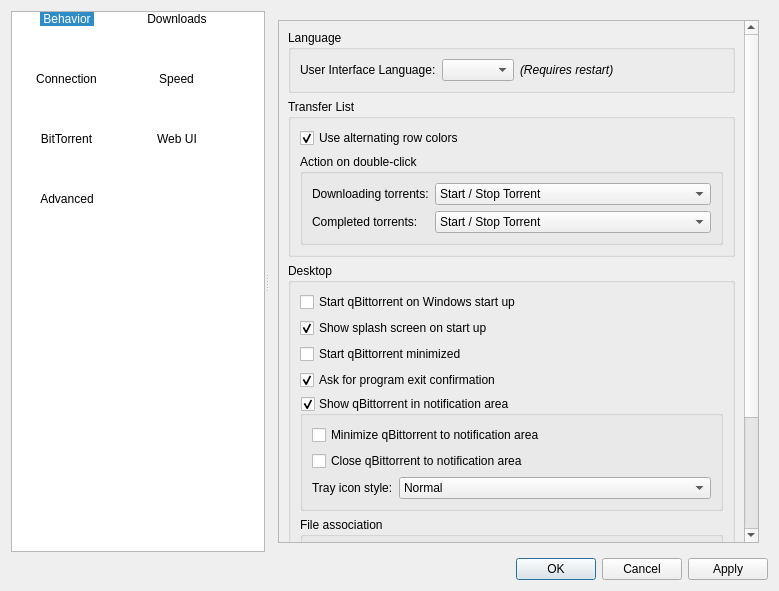
Above: src/gui/options.ui from qbittorrent/qBittorrent before the change. Below: the same form after it.
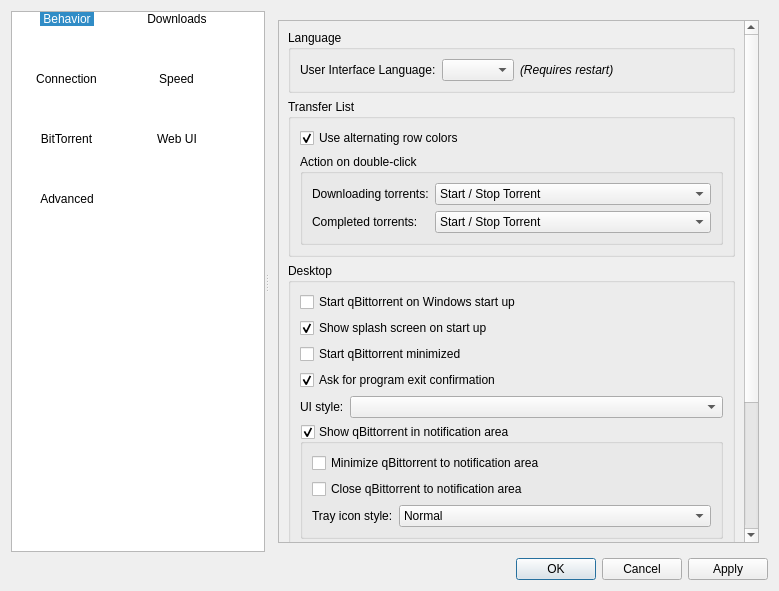
That is the form after the change. Icons and pictures are not drawn.

Commit message: Added the ability for the user to choose the UI style.

```diff
--- a/src/gui/options.ui
+++ b/src/gui/options.ui
@@ -387,6 +387,21 @@
                  </property>
                 </widget>
                </item>
+               <item>
+                <layout class="QFormLayout" name="formLayout_UiStyle">
+                 <item row="0" column="0">
+                  <widget class="QLabel" name="label_trayUiStyle">
+                   <property name="text">
+                    <string>UI style:</string>
+                   </property>
+                  </widget>
+                 </item>
+                 <item row="0" column="1">
+                  <widget class="QComboBox" name="comboUiStyle">
+                  </widget>
+                 </item>
+                </layout>
+               </item>
                <item>
                 <widget class="QGroupBox" name="checkShowSystray">
                  <property name="title">
```
The commit also changes 9 other files.
